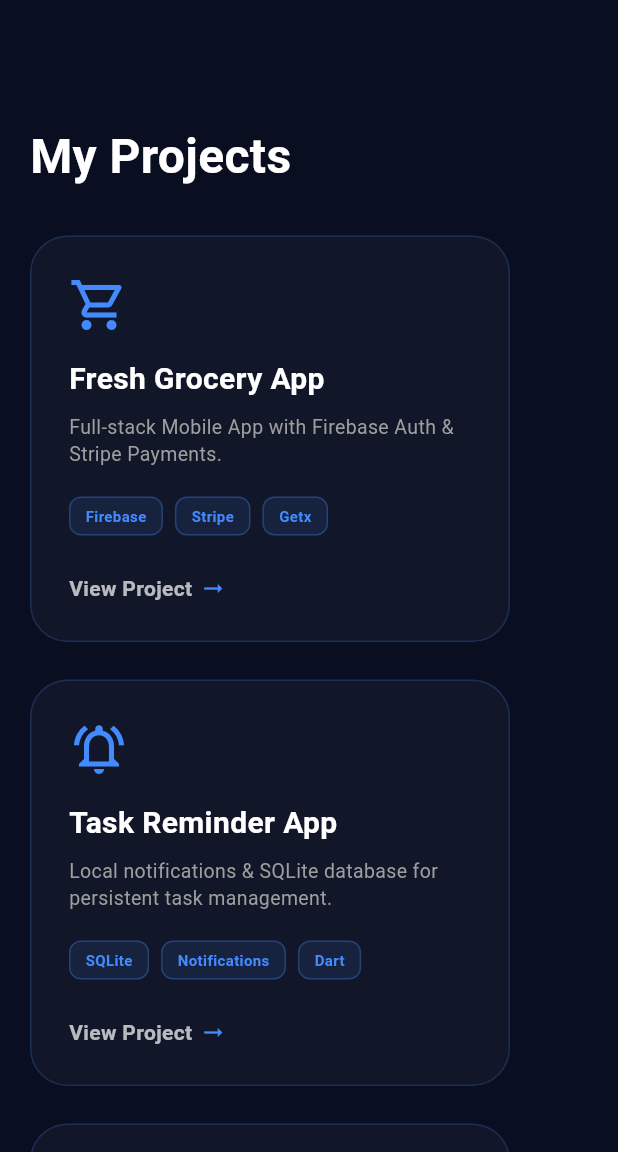
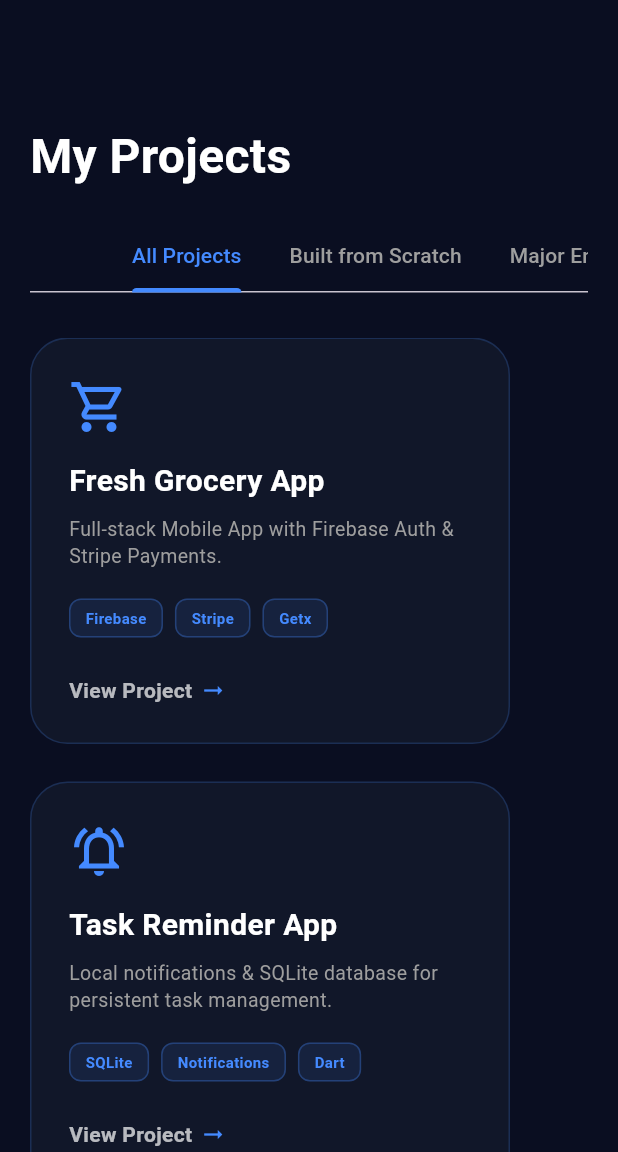
Before and after one commit to MuhammadRizwan-dev/my_portfolio, a Flutter app: the screen it shows after launch, scrolled down 576 dp, on a phone screen of 412 x 824 dp, the part 84-1236 px from its top. Run offline on Flutter 3.47's test engine with Material 3 defaults, Android fonts, the phone set to English and light mode, and no system bars.

Commit message:
Updated UI

```diff
--- a/lib/controllers/portfolio_controller.dart
+++ b/lib/controllers/portfolio_controller.dart
@@ -30,8 +30,9 @@ class PortfolioController {
           "https://drive.google.com/file/d/1MDuCNywycySv9XGnJ9tYCUJpXWWFZSGA/view?usp=sharing",
     ),
   ];
-
-  final List<ProjectModel> projects = [
+  // Ye logic dono lists ko combine kar degi automatically
+  List<ProjectModel> get projects => [...myOwnProjects, ...enhancedProjects];
+  final List<ProjectModel> myOwnProjects = [
     ProjectModel(
       title: "Fresh Grocery App",
       subtitle: "Full-stack Mobile App with Firebase Auth & Stripe Payments.",
@@ -62,6 +63,8 @@ class PortfolioController {
       tags: ["Offline Mode", "Dual-Mode UI", "Google Sheets API"],
       projectUrl: '',
     ),
+  ];
+  final List<ProjectModel> enhancedProjects = [
     ProjectModel(
       title: "WhatsApp Scheduler",
       subtitle:
--- a/lib/views/screens/home_screen.dart
+++ b/lib/views/screens/home_screen.dart
@@ -2,10 +2,10 @@ import 'package:flutter/material.dart';
 import 'package:my_portfolio/utils/app_colors.dart';
 import 'package:url_launcher/url_launcher.dart';
 import '../../controllers/portfolio_controller.dart';
-import '../../models/project_model.dart';
 import '../widgets/contact_card.dart';
-import '../widgets/project_card.dart';
+import '../widgets/projects_grid.dart';
 import '../widgets/robot_buddy.dart';
+import '../widgets/social_button.dart';
 
 class HomeScreen extends StatelessWidget {
   const HomeScreen({super.key});
@@ -74,7 +74,7 @@ class HomeScreen extends StatelessWidget {
                               spacing: 25,
                               runSpacing: 20,
                               children: controller.socialLinks
-                                  .map((link) => _socialIconHelper(link))
+                                  .map((link) => SocialButton(link: link))
                                   .toList(),
                             ),
                           ],
@@ -98,7 +98,6 @@ class HomeScreen extends StatelessWidget {
                 ),
 
               const SizedBox(height: 100),
-
               const Text(
                 "My Projects",
                 style: TextStyle(
@@ -107,26 +106,40 @@ class HomeScreen extends StatelessWidget {
                   color: AppColors.textWhite,
                 ),
               ),
-              const SizedBox(height: 30),
-              Wrap(
-                spacing: 25,
-                runSpacing: 25,
-                children: controller.projects
-                    .map(
-                      (p) => ProjectCard(
-                        title: p.title,
-                        subtitle: p.subtitle,
-                        icon: p.icon,
+              const SizedBox(height: 20),
 
-                        tags: p.tags,
-                        projectUrl: p.projectUrl,
+              DefaultTabController(
+                length: 3,
+                child: Column(
+                  crossAxisAlignment: CrossAxisAlignment.start,
+                  children: [
+                    TabBar(
+                      isScrollable: true,
+                      indicatorColor: AppColors.primaryBlue,
+                      labelColor: AppColors.primaryBlue,
+                      unselectedLabelColor: AppColors.textGrey,
+                      tabs: [
+                        Tab(text: "All Projects"),
+                        Tab(text: "Built from Scratch"),
+                        Tab(text: "Major Enhancements"),
+                      ],
+                    ),
+                    const SizedBox(height: 30),
+
+                    SizedBox(
+                      height:
+                          800,
+                      child: TabBarView(
+                        children: [
+                          ProjectsGrid(projects: controller.projects),
+                          ProjectsGrid(projects: controller.myOwnProjects),
+                          ProjectsGrid(projects: controller.enhancedProjects),
+                        ],
                       ),
-                    )
-                    .toList(),
+                    ),
+                  ],
+                ),
               ),
-
-              const SizedBox(height: 80),
-
               const Text(
                 "About Me",
                 style: TextStyle(
@@ -266,23 +279,4 @@ class HomeScreen extends StatelessWidget {
       ),
     );
   }
-
-  Widget _socialIconHelper(SocialLinkModel link) {
-    return OutlinedButton.icon(
-      onPressed: () async {
-        final Uri url = Uri.parse(link.url);
-        if (!await launchUrl(url)) throw Exception('Could not Launch $url');
-      },
-      icon: Icon(link.icon, size: 18, color: AppColors.primaryBlue),
-      label: Text(
-        link.label,
-        style: const TextStyle(color: AppColors.textWhite70),
-      ),
-      style: OutlinedButton.styleFrom(
-        side: BorderSide(color: AppColors.primaryBlue.withValues(alpha: 0.5)),
-        padding: const EdgeInsets.symmetric(horizontal: 25, vertical: 18),
-        shape: RoundedRectangleBorder(borderRadius: BorderRadius.circular(12)),
-      ),
-    );
-  }
 }
--- /dev/null
+++ b/lib/views/widgets/projects_grid.dart
@@ -0,0 +1,26 @@
+import 'package:flutter/material.dart';
+import '../../models/project_model.dart';
+import 'project_card.dart';
+
+class ProjectsGrid extends StatelessWidget {
+  final List<ProjectModel> projects;
+
+  const ProjectsGrid({super.key, required this.projects});
+
+  @override
+  Widget build(BuildContext context) {
+    return SingleChildScrollView(
+      child: Wrap(
+        spacing: 25,
+        runSpacing: 25,
+        children: projects.map((p) => ProjectCard(
+          title: p.title,
+          subtitle: p.subtitle,
+          icon: p.icon,
+          tags: p.tags,
+          projectUrl: p.projectUrl,
+        )).toList(),
+      ),
+    );
+  }
+}
--- /dev/null
+++ b/lib/views/widgets/social_button.dart
@@ -0,0 +1,30 @@
+import 'package:flutter/material.dart';
+import 'package:url_launcher/url_launcher.dart';
+import '../../models/project_model.dart';
+import '../../utils/app_colors.dart';
+
+class SocialButton extends StatelessWidget {
+  final SocialLinkModel link;
+
+  const SocialButton({super.key, required this.link});
+
+  @override
+  Widget build(BuildContext context) {
+    return OutlinedButton.icon(
+      onPressed: () async {
+        final Uri url = Uri.parse(link.url);
+        if (!await launchUrl(url)) throw Exception('Could not Launch $url');
+      },
+      icon: Icon(link.icon, size: 18, color: AppColors.primaryBlue),
+      label: Text(
+        link.label,
+        style: const TextStyle(color: AppColors.textWhite70),
+      ),
+      style: OutlinedButton.styleFrom(
+        side: BorderSide(color: AppColors.primaryBlue.withOpacity(0.5)),
+        padding: const EdgeInsets.symmetric(horizontal: 25, vertical: 18),
+        shape: RoundedRectangleBorder(borderRadius: BorderRadius.circular(12)),
+      ),
+    );
+  }
+}
```
Also changed, not shown: pubspec.lock.
